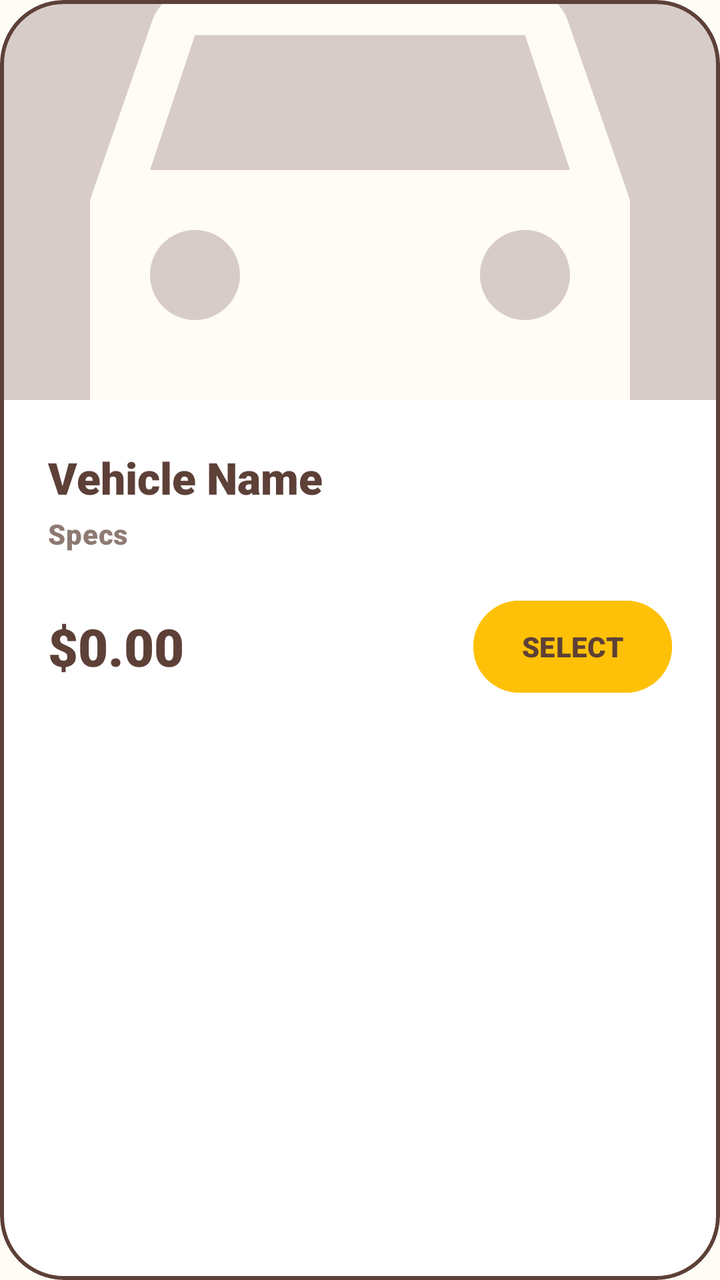
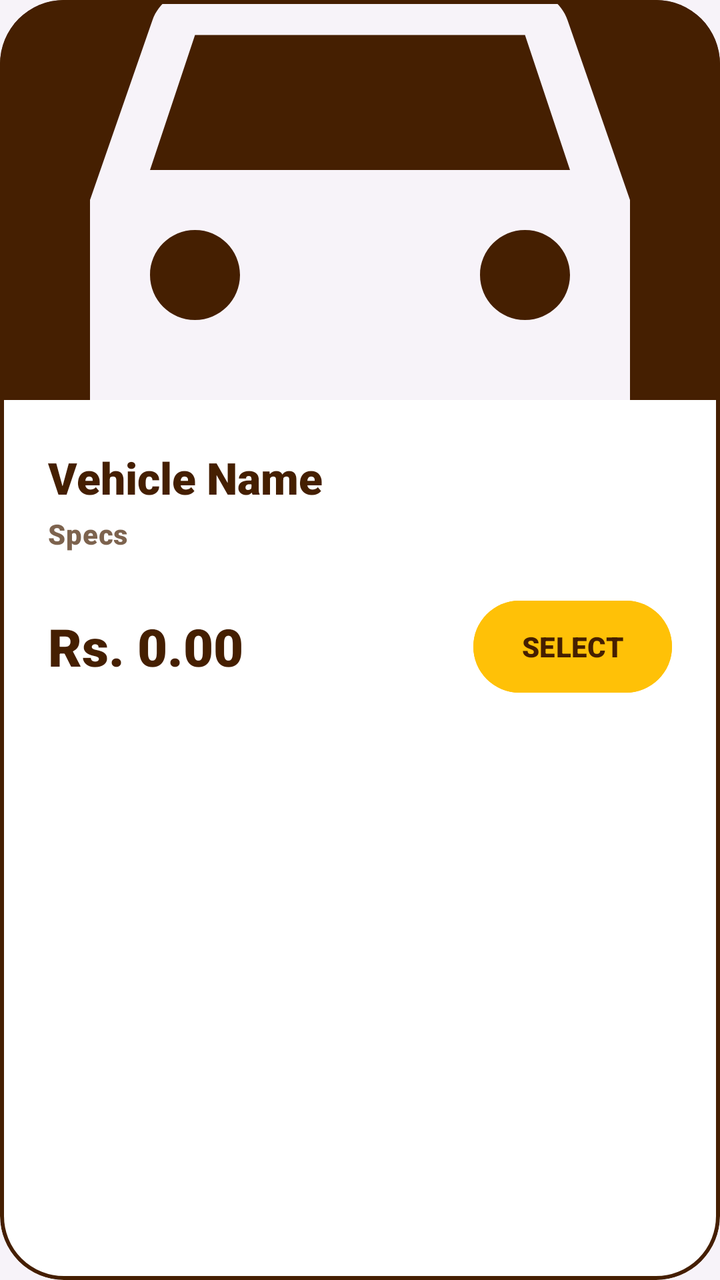

An Android layout rendered at two revisions. The XML below is the earlier revision; the diff shows what the commit changed to produce the second picture.
<!-- AndroidManifest.xml: application theme Theme.JSMotorsCarFinance -->
<!-- res/layout/item_vehicle.xml -->
<?xml version="1.0" encoding="utf-8"?>
<com.google.android.material.card.MaterialCardView xmlns:android="http://schemas.android.com/apk/res/android"
    android:layout_width="match_parent"
    android:layout_height="wrap_content"
    xmlns:app="http://schemas.android.com/apk/res-auto"
    app:cardCornerRadius="32dp"
    app:cardElevation="0dp"
    app:strokeWidth="2dp"
    app:strokeColor="@color/secondary"
    app:cardBackgroundColor="@color/white"
    android:layout_marginHorizontal="16dp"
    android:layout_marginVertical="8dp">

    <LinearLayout
        android:layout_width="match_parent"
        android:layout_height="wrap_content"
        android:orientation="vertical">

        <ImageView
            android:id="@+id/ivVehicleImage"
            android:layout_width="match_parent"
            android:layout_height="200dp"
            android:scaleType="centerCrop"
            android:src="@drawable/ic_directions_car_24"
            app:tint="@color/background"
            android:background="@color/secondaryContainer"/>

        <LinearLayout
            android:layout_width="match_parent"
            android:layout_height="wrap_content"
            android:orientation="vertical"
            android:padding="24dp">

            <TextView
                android:id="@+id/tvVehicleName"
                android:layout_width="wrap_content"
                android:layout_height="wrap_content"
                android:text="Vehicle Name"
                android:textAppearance="@style/Carmoola.TitleLarge"
                android:textSize="22sp"/>

            <TextView
                android:id="@+id/tvVehicleSpecs"
                android:layout_width="wrap_content"
                android:layout_height="wrap_content"
                android:text="Specs"
                android:textAppearance="@style/TextAppearance.Material3.BodyMedium"
                android:textColor="@color/secondary"
                android:alpha="0.7"
                android:layout_marginTop="4dp"/>

            <LinearLayout
                android:layout_width="match_parent"
                android:layout_height="wrap_content"
                android:orientation="horizontal"
                android:gravity="center_vertical"
                android:layout_marginTop="20dp">

                <TextView
                    android:id="@+id/tvVehiclePrice"
                    android:layout_width="0dp"
                    android:layout_weight="1"
                    android:layout_height="wrap_content"
                    android:text="$0.00"
                    android:textAppearance="@style/Carmoola.HeadlineLarge"
                    android:textSize="26sp"
                    android:textColor="@color/secondary"/>

                <com.google.android.material.button.MaterialButton
                    android:id="@+id/btnAction"
                    android:layout_width="wrap_content"
                    android:layout_height="54dp"
                    android:text="SELECT"
                    android:textStyle="bold"
                    android:backgroundTint="@color/primary"
                    android:textColor="@color/secondary"
                    app:cornerRadius="27dp"
                    style="@style/Widget.Material3.Button"/>

            </LinearLayout>

        </LinearLayout>
    </LinearLayout>
</com.google.android.material.card.MaterialCardView>
<!-- resources referenced by this layout -->
<resources>
  <color name="background">#FFFCF5</color>
  <color name="primary">#FFC107</color>
  <color name="secondary">#5D4037</color>
  <color name="secondaryContainer">#D7CCC8</color>
  <color name="white">#FFFFFFFF</color>
  <!-- drawable ic_directions_car_24 (drawable) -->
  <vector xmlns:android="http://schemas.android.com/apk/res/android"
      android:width="24dp"
      android:height="24dp"
      android:viewportWidth="24"
      android:viewportHeight="24"
      android:tint="?attr/colorControlNormal">
    <path
        android:fillColor="@android:color/white"
        android:pathData="M18.92,6.01C18.72,5.42 18.16,5 17.5,5h-11c-0.66,0 -1.21,0.42 -1.42,1.01L3,12v8c0,0.55 0.45,1 1,1h1c0.55,0 1,-0.45 1,-1v-1h12v1c0,0.55 0.45,1 1,1h1c0.55,0 1,-0.45 1,-1v-8l-2.08,-5.99zM6.5,16c-0.83,0 -1.5,-0.67 -1.5,-1.5S5.67,13 6.5,13s1.5,0.67 1.5,1.5S7.33,16 6.5,16zM17.5,16c-0.83,0 -1.5,-0.67 -1.5,-1.5s0.67,-1.5 1.5,-1.5 1.5,0.67 1.5,1.5 -0.67,1.5 -1.5,1.5zM5,11l1.5,-4.5h11L19,11L5,11z"/>
  </vector>
  <style name="Carmoola.HeadlineLarge" parent="TextAppearance.Material3.HeadlineLarge">
          <item name="android:textStyle">bold</item>
          <item name="android:textColor">@color/secondary</item>
          <item name="android:textSize">34sp</item>
      </style>
  <style name="Carmoola.TitleLarge" parent="TextAppearance.Material3.TitleLarge">
          <item name="android:textStyle">bold</item>
          <item name="android:textColor">@color/secondary</item>
      </style>
  <style name="Theme.JSMotorsCarFinance" parent="Base.Theme.JSMotorsCarFinance" />
  <style name="Base.Theme.JSMotorsCarFinance" parent="Theme.Material3.DayNight.NoActionBar">
          
          <item name="colorPrimary">@color/primary</item>
          <item name="colorOnPrimary">@color/onPrimary</item>
          <item name="colorPrimaryContainer">@color/primaryContainer</item>
          <item name="colorOnPrimaryContainer">@color/onPrimaryContainer</item>
          <item name="colorSecondary">@color/secondary</item>
          <item name="colorOnSecondary">@color/onSecondary</item>
          <item name="colorSecondaryContainer">@color/secondaryContainer</item>
          <item name="colorOnSecondaryContainer">@color/onSecondaryContainer</item>
          <item name="android:windowBackground">@color/background</item>
          <item name="colorSurface">@color/surface</item>
          <item name="colorOnSurface">@color/onSurface</item>
          <item name="colorError">@color/error</item>
          <item name="colorOnError">@color/onError</item>
  
          
          <item name="android:fontFamily">sans-serif-black</item>
          <item name="textAppearanceTitleLarge">@style/Carmoola.TitleLarge</item>
          <item name="textAppearanceHeadlineLarge">@style/Carmoola.HeadlineLarge</item>
      </style>
  <color name="onPrimary">#3E2723</color>
  <color name="primaryContainer">#FFECB3</color>
  <color name="onPrimaryContainer">#3E2723</color>
  <color name="onSecondary">#FFFFFF</color>
  <color name="onSecondaryContainer">#3E2723</color>
  <color name="surface">#FFFFFF</color>
  <color name="onSurface">#3E2723</color>
  <color name="error">#E53935</color>
  <color name="onError">#FFFFFF</color>
</resources>

<!-- the commit's change to res/layout/item_vehicle.xml (unified diff, before → after) -->
@@ -61,7 +61,7 @@
                     android:layout_width="0dp"
                     android:layout_weight="1"
                     android:layout_height="wrap_content"
-                    android:text="$0.00"
+                    android:text="Rs. 0.00"
                     android:textAppearance="@style/Carmoola.HeadlineLarge"
                     android:textSize="26sp"
                     android:textColor="@color/secondary"/>
<!-- resource entries referenced after the edit -->
@@ -1,9 +1,9 @@
 <!-- resources referenced by this layout -->
 <resources>
-  <color name="background">#FFFCF5</color>
+  <color name="background">#F7F3F9</color>
   <color name="primary">#FFC107</color>
-  <color name="secondary">#5D4037</color>
-  <color name="secondaryContainer">#D7CCC8</color>
+  <color name="secondary">#451F01</color>
+  <color name="secondaryContainer">#451F01</color>
   <color name="white">#FFFFFFFF</color>
   <!-- drawable ic_directions_car_24 (drawable) -->
   <vector xmlns:android="http://schemas.android.com/apk/res/android"
@@ -47,14 +47,14 @@
           <item name="textAppearanceTitleLarge">@style/Carmoola.TitleLarge</item>
           <item name="textAppearanceHeadlineLarge">@style/Carmoola.HeadlineLarge</item>
       </style>
-  <color name="onPrimary">#3E2723</color>
-  <color name="primaryContainer">#FFECB3</color>
-  <color name="onPrimaryContainer">#3E2723</color>
+  <color name="onPrimary">#451F01</color>
+  <color name="primaryContainer">#FF9800</color>
+  <color name="onPrimaryContainer">#451F01</color>
   <color name="onSecondary">#FFFFFF</color>
-  <color name="onSecondaryContainer">#3E2723</color>
+  <color name="onSecondaryContainer">#FFFFFF</color>
   <color name="surface">#FFFFFF</color>
-  <color name="onSurface">#3E2723</color>
-  <color name="error">#E53935</color>
+  <color name="onSurface">#451F01</color>
+  <color name="error">#FF4B4B</color>
   <color name="onError">#FFFFFF</color>
 </resources>
 
